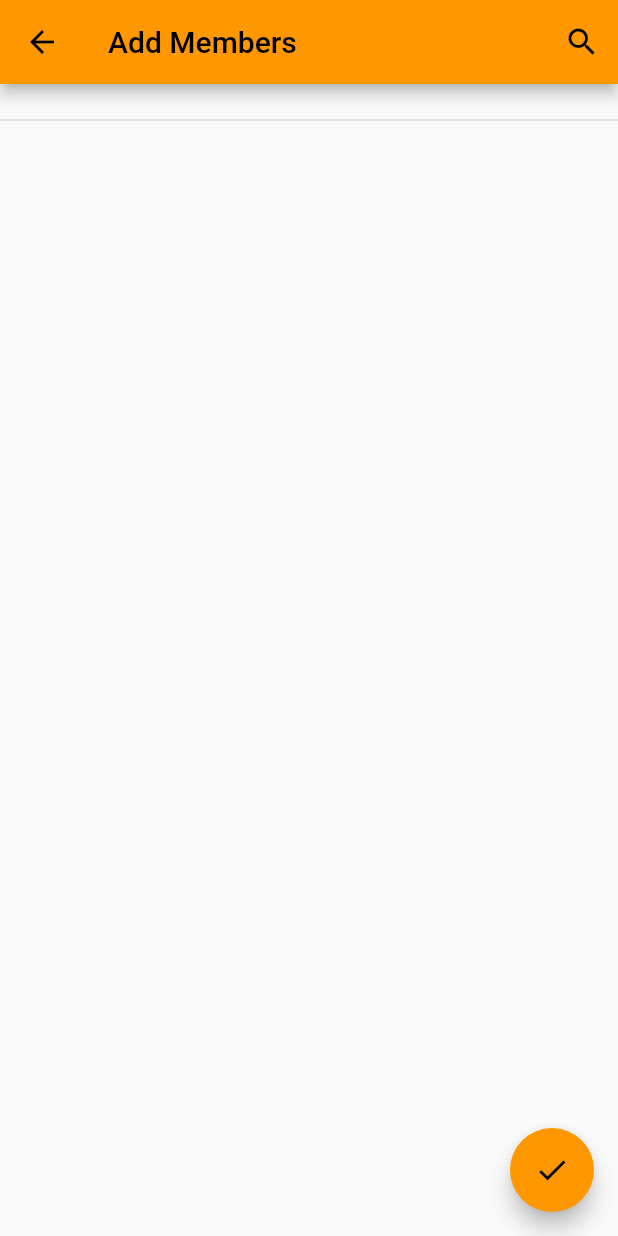
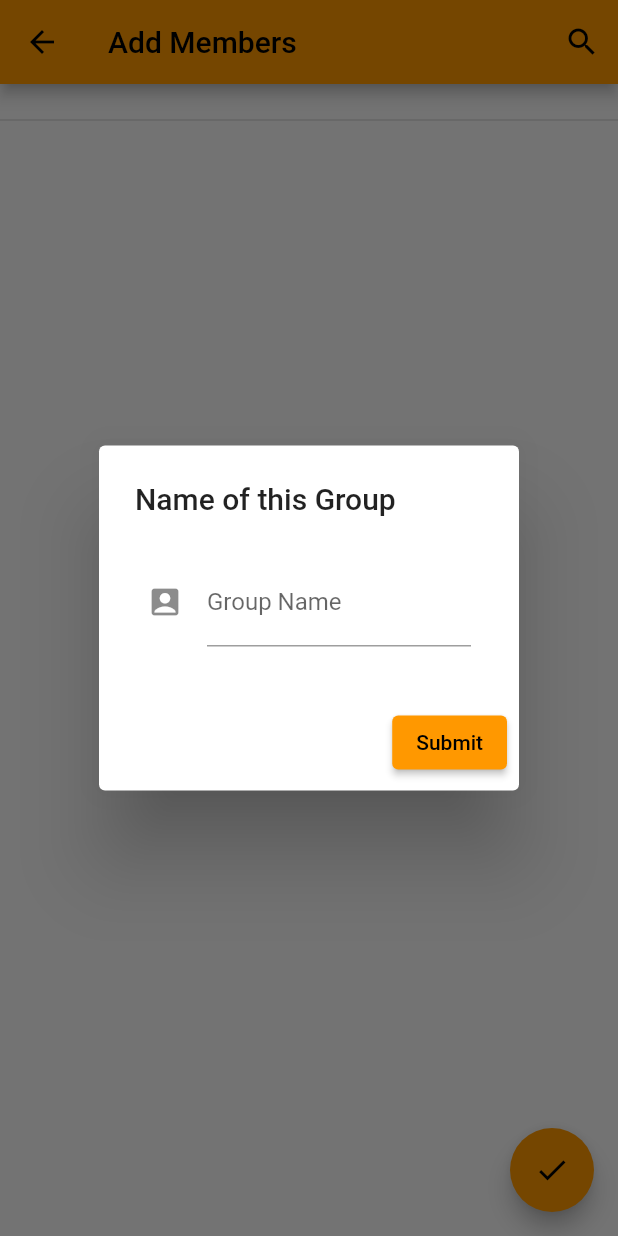
Before and after one commit to YashGargIND/live_location_tracking_app, a Flutter app: the Search screen opened directly, after a tap on the "check" icon, on a phone screen of 412 x 824 dp. Run offline on Flutter 3.47's test engine with Material 2 defaults, Android fonts, the phone set to English and light mode, and no system bars; our stand-ins replace cloud_firestore, firebase_auth, firebase_core; accounts and stored records are empty; key blocks and very long unbroken strings in the code were emptied for the run.

Commit message:
updated group page

```diff
--- a/lib/pages/search.dart
+++ b/lib/pages/search.dart
@@ -5,6 +5,7 @@ import 'package:firebase_auth/firebase_auth.dart';
 import 'package:flutter/material.dart';
 import 'package:flutter/src/foundation/key.dart';
 import 'package:flutter/src/widgets/framework.dart';
+import 'package:live_location_tracking_app/pages/groups.dart';
 
 class Search extends StatefulWidget {
   const Search({Key? key}) : super(key: key);
@@ -15,6 +16,8 @@ class Search extends StatefulWidget {
 
 class _SearchState extends State<Search> with SingleTickerProviderStateMixin {
   final String? _uid = FirebaseAuth.instance.currentUser?.uid;
+  late String _username;
+  String _groupname = ' ';
   final List<String> _usernames = <String>[];
   final List<String> _selectedusernames = <String>[];
   final Map<String, bool> _selectedusernamesbool = <String, bool>{};
@@ -47,15 +50,18 @@ class _SearchState extends State<Search> with SingleTickerProviderStateMixin {
                     child: Wrap(
                         spacing: 6.0,
                         runSpacing: 6.0,
-                        children: _usernames
+                        children: _selectedusernames
                             .map((e) => _builtchip(e, Colors.pink))
                             .toList()
                             .cast<Widget>()))),
             Divider(thickness: 1.0),
-            SizedBox(height: 100.0,
-              child: ListView.builder(
+           ListView.builder(
                   itemCount: _usernames.length,
+                  shrinkWrap: true,
                   itemBuilder: (BuildContext context, int index) {
+                    // print("username length is ${_usernames.length}");
+                    // print("index is $index");
+                    print("username at index $index is ${_usernames[index]}");
                     return Padding(
                       padding: const EdgeInsets.all(8.0),
                       child: ListTile(
@@ -89,15 +95,76 @@ class _SearchState extends State<Search> with SingleTickerProviderStateMixin {
                       ),
                     );
                   }),
-            )
+
           ],
         ),
         floatingActionButton: FloatingActionButton(
-          onPressed: (){},
+          onPressed: (){
+            showDialog(
+                context: context,
+                builder: (BuildContext context) {
+                  return AlertDialog(
+                    scrollable: true,
+                    title: Text('Name of this Group'),
+                    content: Padding(
+                      padding: const EdgeInsets.all(8.0),
+                      child: Form(
+                        child: Column(
+                          children: <Widget>[
+                            TextFormField(
+                              onChanged : (input) => _groupname = input,
+                              decoration: InputDecoration(
+                                labelText: 'Group Name',
+                                icon: Icon(Icons.account_box),
+                              ),
+                            ),
+                          ],
+                        ),
+                      ),
+                    ),
+                     actions: [
+                      ElevatedButton(
+                          child: Text("Submit"),
+                          onPressed: createCollectionGroup
+                          )
+                    ],
+                  );
+                });
+
+          },
           child: Icon(Icons.check),),
 
         );
   }
+  Future<void> createCollectionGroup() async{
+
+              await FirebaseFirestore.instance.collection('users').where('uid', isEqualTo : _uid).get().then((snapshot) {
+                setState((){
+                  _username = snapshot.docs.first['name'];
+                });
+              });
+              print('group name is $_groupname');
+              _selectedusernames.insert(_selectedusernames.length, _username);
+              Map<String, dynamic> map_groups = {
+                'Group Name' : _groupname,
+                'users' : _selectedusernames,
+              };
+              try{
+                await FirebaseFirestore.instance.collection('groups').add(map_groups);
+                ScaffoldMessenger.of(context)
+                  .showSnackBar(SnackBar(content: Text("Group Created"),));
+                setState(() {
+                  _selectedusernames.clear();
+                  _selectedusernamesbool.clear();
+                });
+                Navigator.pushReplacement(context,
+                  MaterialPageRoute(builder: (context) => Groups()));
+              }
+              catch(err){
+                ScaffoldMessenger.of(context)
+                  .showSnackBar(SnackBar(content: Text(err.toString()),));
+              }
+            }
 
   List<Widget>? _buildActions() {
     if (_isSearching) {
@@ -155,9 +222,9 @@ class _SearchState extends State<Search> with SingleTickerProviderStateMixin {
         .get()
         .then((snapshot) {
           setState(() {
-            print(snapshot.docs.length);
+            // print(snapshot.docs.length);
             snapshot.docs.forEach((element) {
-        print(element['name'] + "in snapshot");
+        // print(element['name'] + "in snapshot");
         if (element['uid'] != _uid) {
           if (!_usernames.contains(element['name'])) {
             _usernames.insert(i, element['name']);
```
Also changed, not shown: lib/pages/groups.dart (+42 -0 lines).
